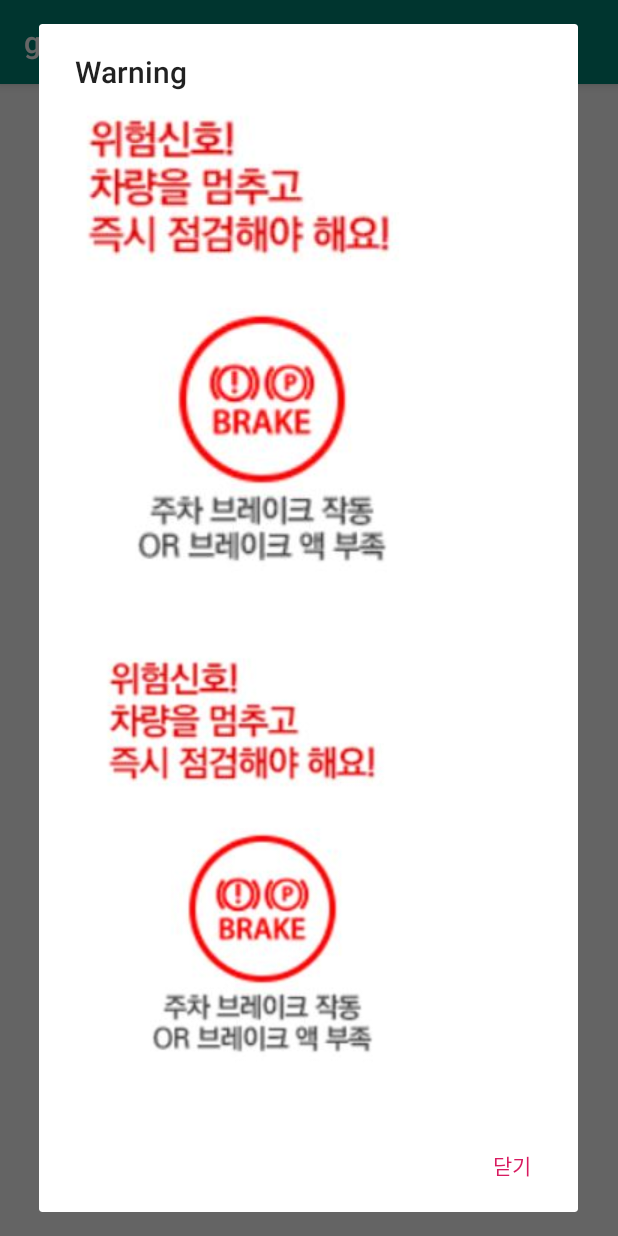
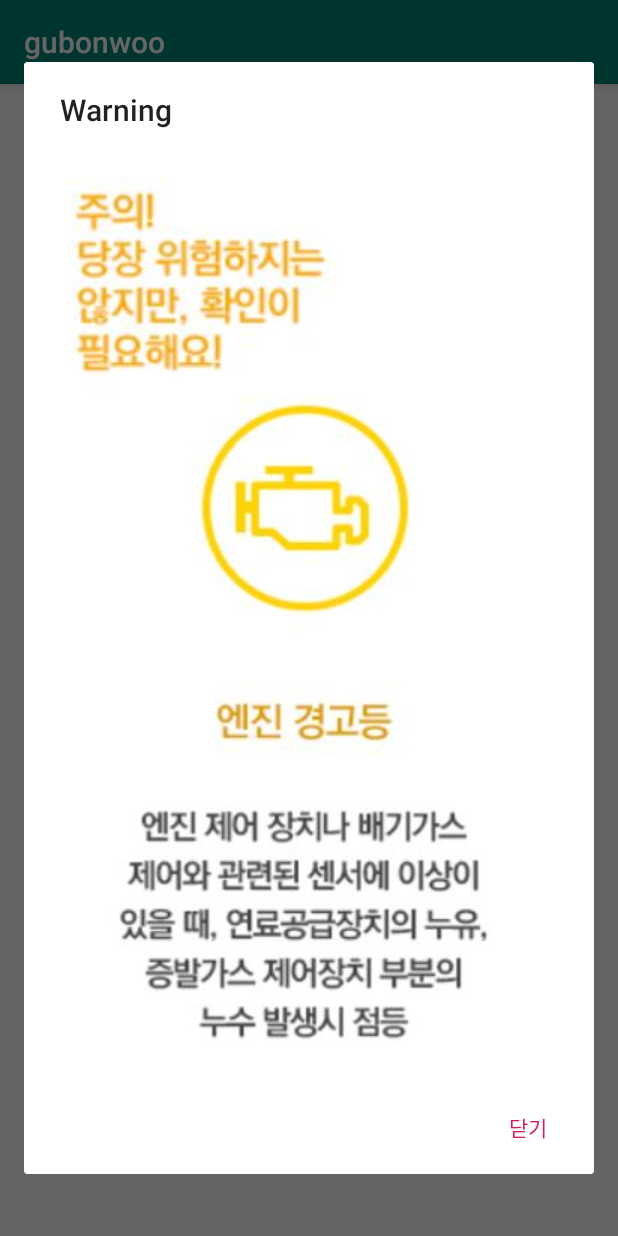
Before and after one commit to atg0831/20192Moapp1_project, an Android app: the compareActivity screen opened directly, with no data from a screen before it, after a tap on "SEARCH", on a phone screen of 412 x 824 dp. Run offline under Robolectric (Android 15) with nearby library versions, the phone set to English and light mode, and no system bars.

Commit message:
change dialog

```diff
--- a/gubonwoo/app/src/main/res/layout/activity_search.xml
+++ b/gubonwoo/app/src/main/res/layout/activity_search.xml
@@ -30,6 +30,7 @@
         android:layout_height="match_parent"
         android:layout_below="@id/editTextFilter"
         android:textFilterEnabled="true"
+        android:background="#000000"
         android:id="@+id/listview1"/>
 
 </RelativeLayout>
--- a/gubonwoo/app/src/main/res/layout/dialog.xml
+++ b/gubonwoo/app/src/main/res/layout/dialog.xml
@@ -8,18 +8,35 @@
     android:layout_width="fill_parent"
     android:layout_height="fill_parent" android:orientation="vertical" >
 
+<!--        <ImageView-->
+<!--            android:layout_width="wrap_content"-->
+<!--            android:layout_height="wrap_content"-->
+<!--            android:src="@drawable/warning1"-->
+<!--            android:id="@+id/warning1"></ImageView>-->
 
+<!--        <ImageView-->
+<!--            android:layout_width="wrap_content"-->
+<!--            android:layout_height="wrap_content"-->
+<!--            android:src="@drawable/warning2"-->
+<!--            android:id="@+id/warning2"></ImageView>-->
+
+<!--        <ImageView-->
+<!--            android:layout_width="wrap_content"-->
+<!--            android:layout_height="wrap_content"-->
+<!--            android:src="@drawable/warning4"-->
+<!--            android:id="@+id/warning4"></ImageView>-->
         <ImageView
             android:layout_width="wrap_content"
             android:layout_height="wrap_content"
-            android:src="@drawable/warning1"
-            android:id="@+id/warning1"></ImageView>
+            android:src="@drawable/warning3"
+            android:id="@+id/warning3"></ImageView>
 
-        <ImageView
-            android:layout_width="wrap_content"
-            android:layout_height="wrap_content"
-            android:src="@drawable/warning1"
-            android:id="@+id/warning2"></ImageView>
+
+
+
+
+
+
     </LinearLayout>
 
     </LinearLayout>
--- a/gubonwoo/app/src/main/res/layout/listview_item.xml
+++ b/gubonwoo/app/src/main/res/layout/listview_item.xml
@@ -26,7 +26,7 @@
             android:text="New Text"
             android:id="@+id/textView1"
             android:textSize="24dp"
-            android:textColor="#000000"
+            android:textColor="#ffffff"
             android:gravity="center_vertical"
             android:layout_weight="2" />
 
```
Also changed, not shown: gubonwoo/app/src/main/res/drawable-v24/warning4.jpg (added).
